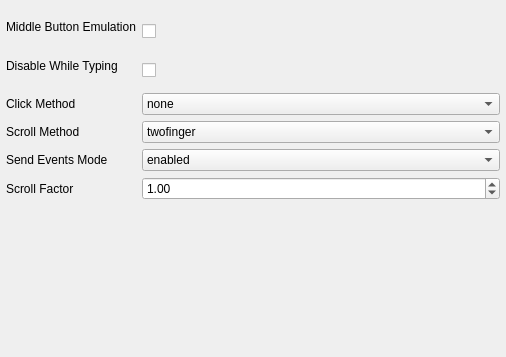
Before: the Qt Designer form src/mouse.ui in stefonarch/labwc-tweaks, drawn with Qt 5; both pictures show x 0 to 506 and y 367 to 724 of the 506 by 724 pixel window.
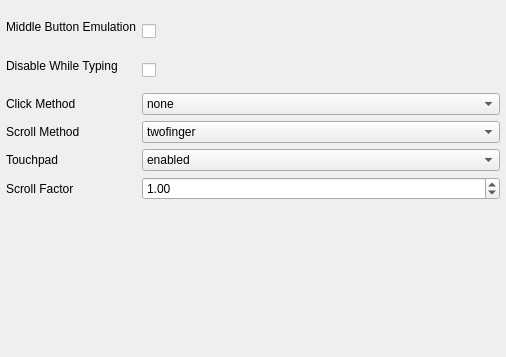
After: the same form once the commit is applied.

What changed in the file:
```diff
--- a/src/mouse.ui
+++ b/src/mouse.ui
@@ -307,7 +307,7 @@
    <item row="15" column="0">
     <widget class="QLabel" name="label_sendEventsMode">
      <property name="text">
-      <string>Send Events Mode</string>
+      <string>Touchpad</string>
      </property>
     </widget>
    </item>
```
Left out of the diff: 12 changed lines with no effect on the pictures.
